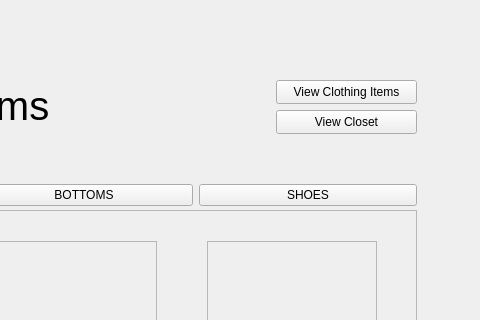
The window that code/clothingitemswindow.ui (fmarque/Smart-Wardrobe-Organizer) describes before a commit, drawn with Qt 5; both pictures show x 544 to 1024 and y 0 to 320 of the 1024 by 768 pixel window.
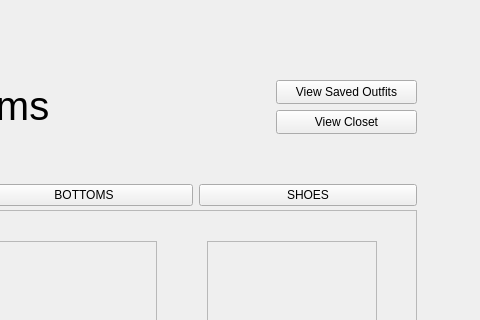
The same window after the commit.

Commit message: implemented page switching between outfits and items page

What changed in the file:
```diff
--- a/code/clothingitemswindow.ui
+++ b/code/clothingitemswindow.ui
@@ -319,7 +319,7 @@
      </rect>
     </property>
     <property name="text">
-     <string>View Clothing Items</string>
+     <string>View Saved Outfits</string>
     </property>
    </widget>
    <widget class="QPushButton" name="backToMainMeny_button">
```
The commit also changes 13 other files.
